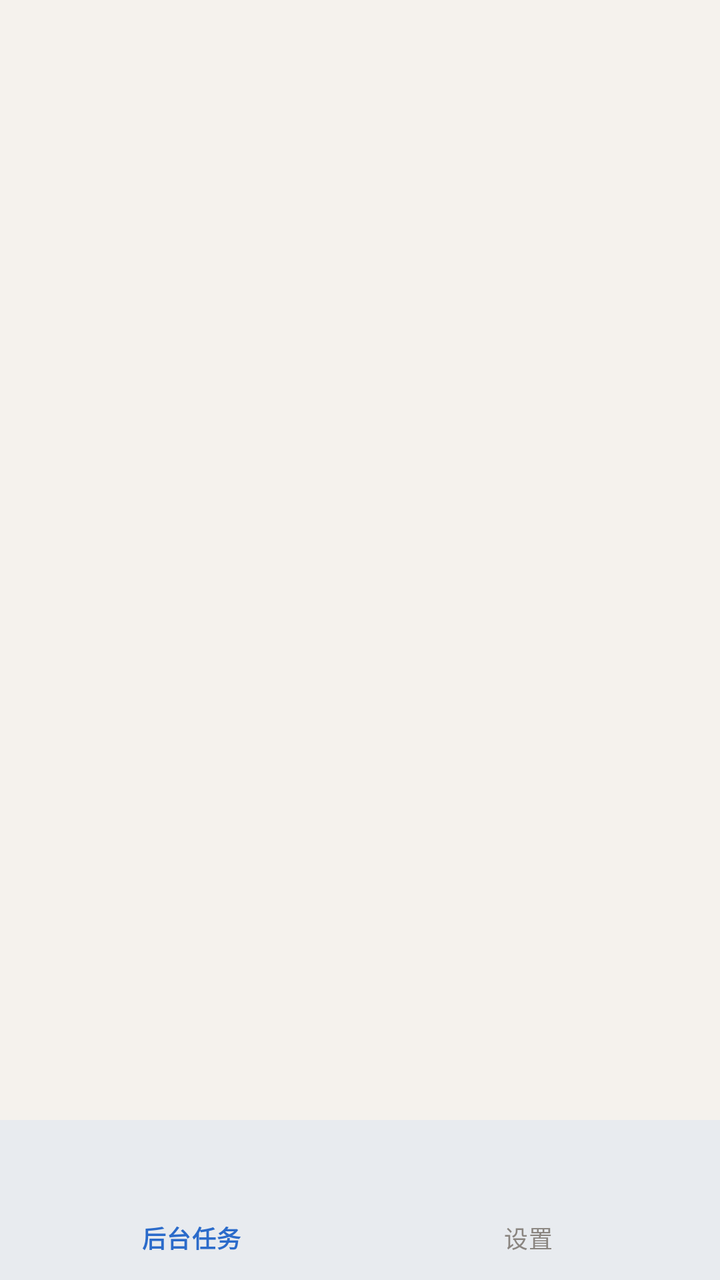
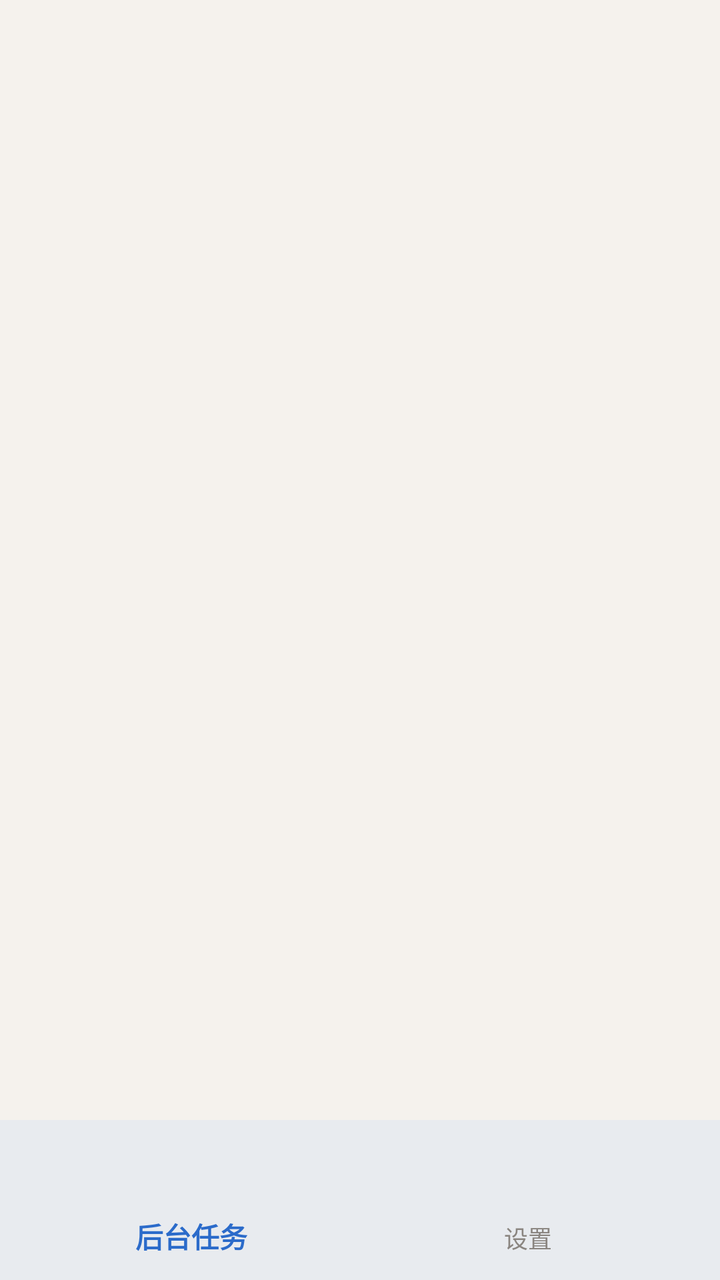

Two renders of the same Android screen: before a commit and after it. Below are the layout's source before the change and the commit's diff.
<!-- AndroidManifest.xml: activity theme Theme.AutoBOT -->
<!-- res/layout/activity_main.xml -->
<?xml version="1.0" encoding="utf-8"?>
<androidx.constraintlayout.widget.ConstraintLayout xmlns:android="http://schemas.android.com/apk/res/android"
    xmlns:app="http://schemas.android.com/apk/res-auto"
    android:id="@+id/container"
    android:layout_width="match_parent"
    android:layout_height="match_parent"
    android:background="@color/background">

    <FrameLayout
        android:id="@+id/fragment_container"
        android:layout_width="0dp"
        android:layout_height="0dp"
        android:background="@color/background"
        app:layout_constraintTop_toTopOf="parent"
        app:layout_constraintBottom_toTopOf="@id/navView"
        app:layout_constraintStart_toStartOf="parent"
        app:layout_constraintEnd_toEndOf="parent" />

    <com.google.android.material.bottomnavigation.BottomNavigationView
        android:id="@+id/navView"
        android:layout_width="0dp"
        android:layout_height="wrap_content"
        android:background="@color/surface"
        app:menu="@menu/bottom_nav_menu"
        app:itemIconSize="0dp"
        app:itemTextColor="@color/bottom_nav_selector"
        app:labelVisibilityMode="labeled"
        app:layout_constraintBottom_toBottomOf="parent"
        app:layout_constraintLeft_toLeftOf="parent"
        app:layout_constraintRight_toRightOf="parent" />

</androidx.constraintlayout.widget.ConstraintLayout>
<!-- resources referenced by this layout -->
<resources>
  <color name="background">#FFF5F2ED</color>
  <color name="surface">#FFF9F7F3</color>
  <style name="Theme.AutoBOT" parent="Theme.Material3.Light.NoActionBar">
          
          <item name="colorPrimary">@color/primary</item>
          <item name="colorOnPrimary">@color/white</item>
          <item name="colorPrimaryContainer">@color/primary_light</item>
          
          <item name="colorAccent">@color/accent</item>
          
          <item name="android:windowBackground">@color/background</item>
          <item name="colorSurface">@color/surface</item>
          <item name="colorSurfaceVariant">@color/surface_variant</item>
          
          <item name="android:textColorPrimary">@color/text_primary</item>
          <item name="android:textColorSecondary">@color/text_secondary</item>
          
          <item name="colorError">@color/error</item>
          
          <item name="android:statusBarColor">@color/background</item>
          <item name="android:windowLightStatusBar">true</item>
          
          <item name="android:navigationBarColor">@color/background</item>
          <item name="android:windowLightNavigationBar" tools:targetApi="o_mr1">true</item>
      </style>
  <color name="primary">#FF2B6BCA</color>
  <color name="white">#FFFFFFFF</color>
  <color name="primary_light">#FFE5F1FF</color>
  <color name="accent">#FF2B6BCA</color>
  <color name="surface_variant">#FFE8E4DE</color>
  <color name="text_primary">#FF1C1B18</color>
  <color name="text_secondary">#FF8A8580</color>
  <color name="error">#FFF53F3F</color>
</resources>

<!-- the commit's change to res/layout/activity_main.xml (unified diff, before → after) -->
@@ -23,8 +23,13 @@
         android:background="@color/surface"
         app:menu="@menu/bottom_nav_menu"
         app:itemIconSize="0dp"
+        app:itemIconTint="@null"
         app:itemTextColor="@color/bottom_nav_selector"
         app:labelVisibilityMode="labeled"
+        app:itemIndicatorColor="@android:color/transparent"
+        app:itemRippleColor="@android:color/transparent"
+        app:itemTextAppearanceActive="@style/BottomNavText"
+        app:itemTextAppearanceInactive="@style/BottomNavText"
         app:layout_constraintBottom_toBottomOf="parent"
         app:layout_constraintLeft_toLeftOf="parent"
         app:layout_constraintRight_toRightOf="parent" />
<!-- resource entries referenced after the edit -->
@@ -2,6 +2,10 @@
 <resources>
   <color name="background">#FFF5F2ED</color>
   <color name="surface">#FFF9F7F3</color>
+  <style name="BottomNavText" parent="TextAppearance.Material3.Caption">
+          <item name="android:textAlignment">center</item>
+          <item name="android:gravity">center</item>
+      </style>
   <style name="Theme.AutoBOT" parent="Theme.Material3.Light.NoActionBar">
           
           <item name="colorPrimary">@color/primary</item>
